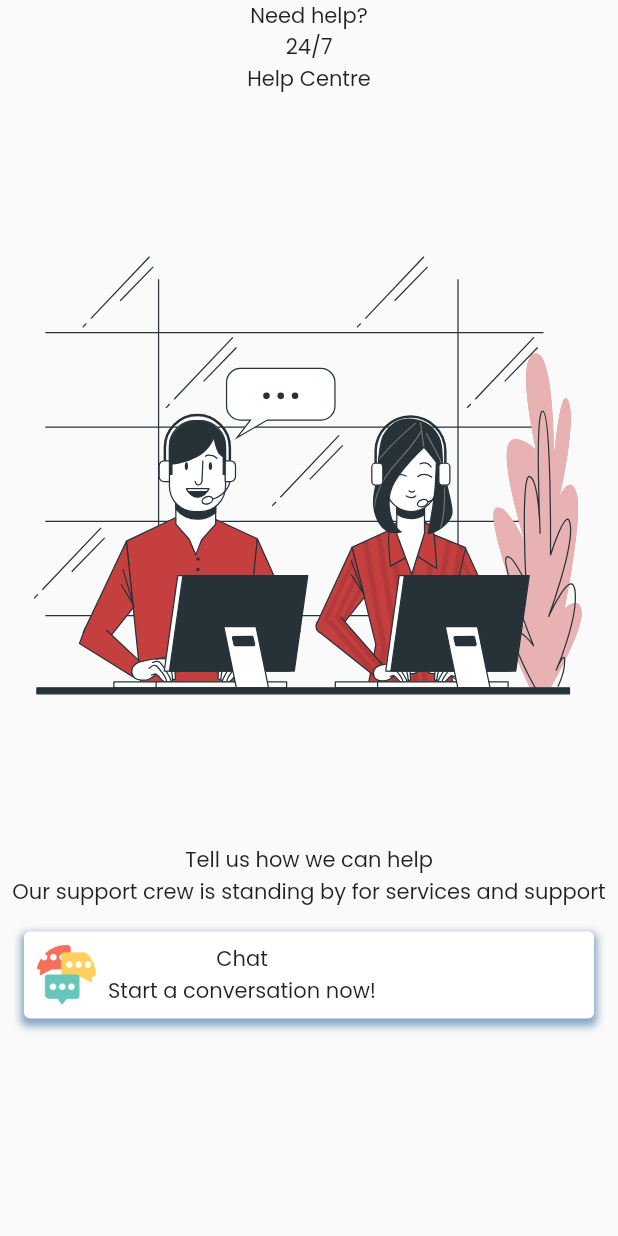
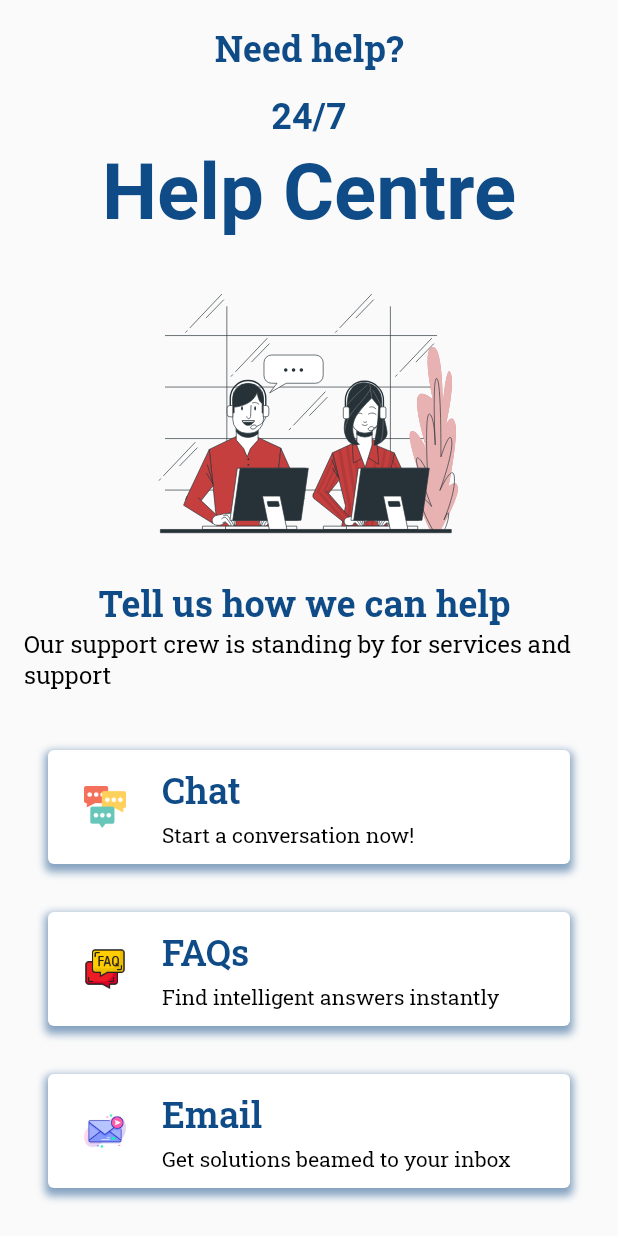
Before and after one commit to Crucialjun/dentmind_dental_centre, a Flutter app: the HelpScreen screen opened directly, on a phone screen of 412 x 824 dp. Run offline on Flutter 3.47's test engine with Material 2 defaults, Android fonts, the phone set to English and light mode, and no system bars; our stand-ins replace awesome_dialog, bottom_navy_bar, cloud_firestore, dropdown_button2, email_validator, firebase_auth and 8 more; missing offline and left inert: flutter_emoji, textfield_search; accounts and stored records are empty; project files that could hold a hidden picture were left out.

Commit message:
help screen edit

```diff
--- a/lib/main.dart
+++ b/lib/main.dart
@@ -51,7 +51,7 @@ class MyApp extends StatelessWidget {
           scrollBehavior: CustomScroll(),
           title: appName,
           theme: ThemeData(
-            fontFamily: GoogleFonts.poppins().fontFamily,
+            fontFamily: GoogleFonts.robotoSlab().fontFamily,
             primaryColor: const Color(0xFF0f4b87),
             colorScheme: ColorScheme.fromSwatch()
                 .copyWith(secondary: const Color(0xFFfcb017)),
--- a/lib/screens/help_screen.dart
+++ b/lib/screens/help_screen.dart
@@ -1,5 +1,7 @@
 import 'package:flutter/material.dart';
+import 'package:flutter_emoji/flutter_emoji.dart';
 import 'package:flutter_svg/flutter_svg.dart';
+import 'package:google_fonts/google_fonts.dart';
 
 import '../app_colors.dart';
 
@@ -15,14 +17,51 @@ class _HelpScreenState extends State<HelpScreen> {
   Widget build(BuildContext context) {
     return Scaffold(
         body: SafeArea(
+            child: Padding(
+      padding: const EdgeInsets.all(16.0),
       child: Column(
         children: [
-        const Text("Need help?"),
-        const Text("24/7"),
-        const Text("Help Centre"),
-        SvgPicture.asset("assets/support.svg"),
-        const Text("Tell us how we can help"),
-        const Text("Our support crew is standing by for services and support"),
+          const Text(
+            "Need help?",
+            style: TextStyle(
+                fontSize: 24,
+                fontWeight: FontWeight.bold,
+                color: primaryAppColor),
+          ),
+          const SizedBox(
+            height: 16,
+          ),
+          Text(
+            "24/7",
+            style: TextStyle(
+                fontSize: 24,
+                fontFamily: GoogleFonts.passionOne().fontFamily,
+                fontWeight: FontWeight.bold,
+                color: primaryAppColor),
+          ),
+          Text(
+            "Help Centre",
+            style: TextStyle(
+                fontFamily: GoogleFonts.passionOne().fontFamily,
+                fontSize: 52,
+                fontWeight: FontWeight.bold,
+                color: primaryAppColor),
+          ),
+          Expanded(child: SvgPicture.asset("assets/support.svg")),
+          Text(
+            "Tell us how we can help ${EmojiParser().emojify(':wave:')}",
+            style: const TextStyle(
+                fontSize: 24,
+                fontWeight: FontWeight.bold,
+                color: primaryAppColor),
+          ),
+          const Text(
+            "Our support crew is standing by for services and support",
+            style: TextStyle(color: Colors.black, fontSize: 16),
+          ),
+          const SizedBox(
+            height: 24,
+          ),
           Container(
             margin: const EdgeInsets.all(16),
             decoration: BoxDecoration(
@@ -42,20 +81,131 @@ class _HelpScreenState extends State<HelpScreen> {
               child: Row(
                 mainAxisAlignment: MainAxisAlignment.start,
                 children: [
-                const CircleAvatar(
-                  backgroundColor: Colors.transparent,
-                  backgroundImage: AssetImage("assets/chat.png"),
+                  Container(
+                    width: 28,
+                    height: 28,
+                    margin: const EdgeInsets.all(16),
+                    child: Image.asset("assets/chat.png"),
                   ),
                   const SizedBox(width: 8),
                   Column(
-                  mainAxisAlignment: MainAxisAlignment.center,
-                  crossAxisAlignment: CrossAxisAlignment.center,
+                    mainAxisAlignment: MainAxisAlignment.start,
+                    crossAxisAlignment: CrossAxisAlignment.start,
                     children: const [
                       Text(
                         "Chat",
-                      style: TextStyle(),
+                        style: TextStyle(
+                            fontSize: 24,
+                            color: primaryAppColor,
+                            fontWeight: FontWeight.w600),
                       ),
-                    Text("Start a conversation now!"),
+                      SizedBox(
+                        height: 4,
+                      ),
+                      Text(
+                        "Start a conversation now!",
+                        style: TextStyle(color: Colors.black),
+                      ),
+                    ],
+                  )
+                ],
+              ),
+            ),
+          ),
+          Container(
+            margin: const EdgeInsets.all(16),
+            decoration: BoxDecoration(
+              color: Colors.white,
+              borderRadius: BorderRadius.circular(4),
+              boxShadow: [
+                BoxShadow(
+                  color: primaryAppColor.withOpacity(0.5),
+                  spreadRadius: 2,
+                  blurRadius: 4,
+                  offset: const Offset(0, 3),
+                )
+              ],
+            ),
+            child: Padding(
+              padding: const EdgeInsets.all(8.0),
+              child: Row(
+                mainAxisAlignment: MainAxisAlignment.start,
+                children: [
+                  Container(
+                    width: 28,
+                    height: 28,
+                    margin: const EdgeInsets.all(16),
+                    child: Image.asset("assets/faq.png"),
+                  ),
+                  const SizedBox(width: 8),
+                  Column(
+                    mainAxisAlignment: MainAxisAlignment.start,
+                    crossAxisAlignment: CrossAxisAlignment.start,
+                    children: const [
+                      Text(
+                        "FAQs",
+                        style: TextStyle(
+                            fontSize: 24,
+                            color: primaryAppColor,
+                            fontWeight: FontWeight.w600),
+                      ),
+                      SizedBox(
+                        height: 4,
+                      ),
+                      Text(
+                        "Find intelligent answers instantly",
+                        style: TextStyle(color: Colors.black),
+                      ),
+                    ],
+                  )
+                ],
+              ),
+            ),
+          ),
+          Container(
+            margin: const EdgeInsets.all(16),
+            decoration: BoxDecoration(
+              color: Colors.white,
+              borderRadius: BorderRadius.circular(4),
+              boxShadow: [
+                BoxShadow(
+                  color: primaryAppColor.withOpacity(0.5),
+                  spreadRadius: 2,
+                  blurRadius: 4,
+                  offset: const Offset(0, 3),
+                )
+              ],
+            ),
+            child: Padding(
+              padding: const EdgeInsets.all(8.0),
+              child: Row(
+                mainAxisAlignment: MainAxisAlignment.start,
+                children: [
+                  Container(
+                    width: 28,
+                    height: 28,
+                    margin: const EdgeInsets.all(16),
+                    child: Image.asset("assets/message.png"),
+                  ),
+                  const SizedBox(width: 8),
+                  Column(
+                    mainAxisAlignment: MainAxisAlignment.start,
+                    crossAxisAlignment: CrossAxisAlignment.start,
+                    children: const [
+                      Text(
+                        "Email",
+                        style: TextStyle(
+                            fontSize: 24,
+                            color: primaryAppColor,
+                            fontWeight: FontWeight.w600),
+                      ),
+                      SizedBox(
+                        height: 4,
+                      ),
+                      Text(
+                        "Get solutions beamed to your inbox",
+                        style: TextStyle(color: Colors.black),
+                      ),
                     ],
                   )
                 ],
@@ -63,6 +213,7 @@ class _HelpScreenState extends State<HelpScreen> {
             ),
           ),
         ],
+      ),
     )));
   }
 }
--- a/pubspec.yaml
+++ b/pubspec.yaml
@@ -54,6 +54,7 @@ dependencies:
   flutter_datetime_picker: ^1.5.1
   uuid: ^3.0.6
   intl: ^0.17.0
+  flutter_emoji: ^2.4.0
 
 dev_dependencies:
   flutter_test:
```
Also changed, not shown: assets/faq.png (added), assets/message.png (added), pubspec.lock. Lines whose indentation alone changed are shown as unchanged.
